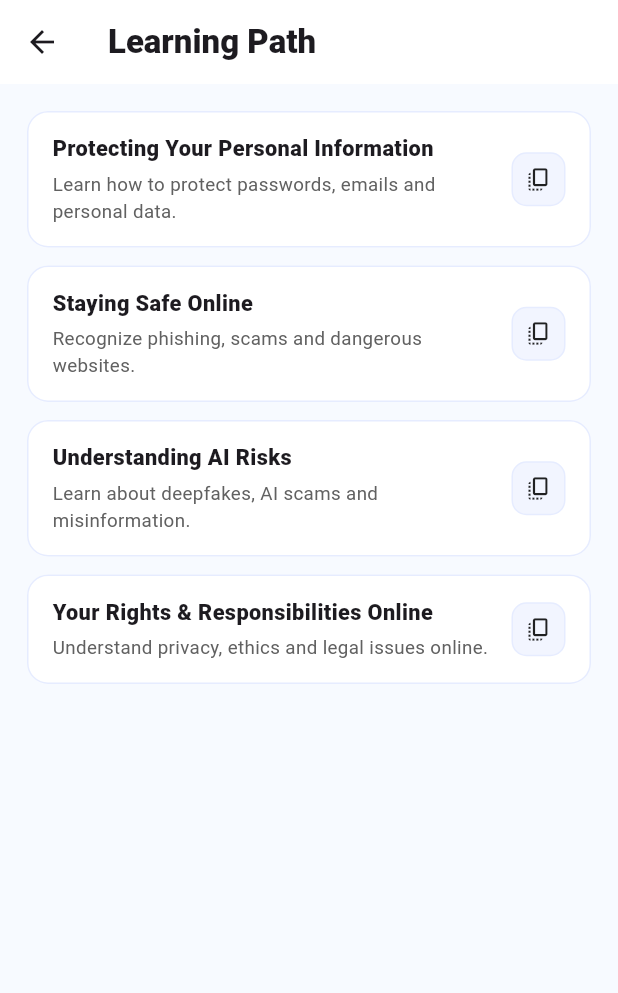
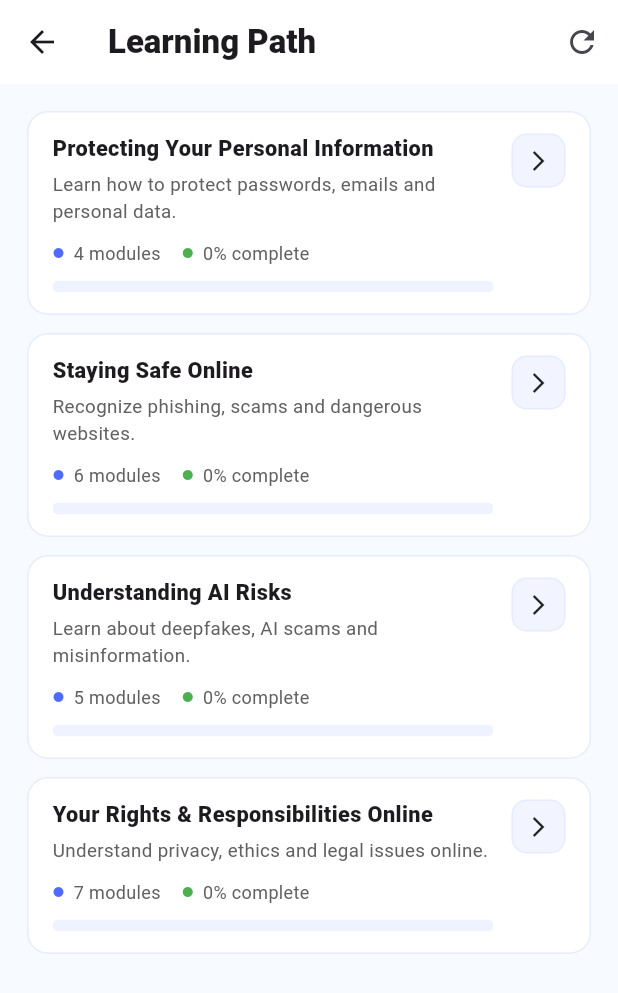
Before and after one commit to JustineJensen/Awareness_app, a Flutter app: the ModulesScreen screen opened by its route, on a phone screen of 412 x 824 dp. Shown: the top 993 px of the screen. Run offline on Flutter 3.47's test engine with Material 3 defaults, Android fonts, the phone set to English and light mode, and no system bars; our stand-ins replace cloud_firestore, firebase_auth, firebase_core, flutter_bloc; accounts and stored records are empty.

Commit message:
refactoring the code

```diff
--- /dev/null
+++ b/lib/controller/module_controller.dart
@@ -0,0 +1,53 @@
+import 'package:security_awareness_app/model/module_model.dart';
+import 'package:security_awareness_app/repositories/progress_repository.dart';
+
+class ModuleController {
+
+  final ProgressRepository _progressRepository = ProgressRepository();
+
+  List<ModuleModel> modules = [
+    ModuleModel(
+      id: 'infosec',
+      title: 'Protecting Your Personal Information',
+      subtitle: 'Learn to identify and avoid phishing scams.',
+      modules: 4,
+      route: '/modules/phishing',
+    ),
+    ModuleModel(
+      id: 'cyber',
+      title: 'Password Security',
+      subtitle: 'Best practices for creating and managing passwords.',
+      modules: 6,
+      route: '/modules/password',
+    ),
+    ModuleModel(
+      id: 'ai',
+      title: 'Social Engineering',
+      subtitle: 'Understand social engineering tactics and how to protect against them.',
+      modules: 5,
+      route: '/modules/social_engineering',
+    ),
+     ModuleModel(
+      id: 'ethics',
+      title: 'Your Rights & Responsibilities Online',
+      subtitle: 'Understand privacy and legal issues online.',
+      modules: 7,
+      route: '/modules/ethics',
+    ),
+  ];
+  Future<List<ModuleModel>> loadProgress(String userId) async {
+    List<ModuleModel> updatedModules = [];
+    for (var module in modules) {
+      double progress = await _progressRepository.getModuleProgress(userId, module.id);
+      updatedModules.add(ModuleModel(
+        id: module.id,
+        title: module.title,
+        subtitle: module.subtitle,
+        modules: module.modules,
+        route: module.route,
+        progress: progress,
+      ));
+    }
+    return updatedModules;
+  }
+}
--- /dev/null
+++ b/lib/model/module_model.dart
@@ -0,0 +1,17 @@
+class ModuleModel {
+  final String id;
+ final String title;
+ final String subtitle;
+  final int modules;
+  final String route;
+   final progress;
+
+  const ModuleModel({
+    required this.id,
+    required this.title,
+    required this.subtitle,
+    required this.modules,
+    required this.route,
+    this.progress= 0.0,
+  });
+}
--- a/lib/views/module_screen.dart
+++ b/lib/views/module_screen.dart
@@ -1,44 +1,80 @@
 import 'package:flutter/material.dart';
+import 'package:firebase_auth/firebase_auth.dart';
+import 'package:security_awareness_app/model/module_model.dart';
+import '../repositories/progress_repository.dart';
 
-class ModulesScreen extends StatelessWidget {
+class ModulesScreen extends StatefulWidget {
   const ModulesScreen({super.key});
 
-  String _routeForCategory(String category) {
-    switch (category) {
-      case 'Protecting Your Personal Information':
-        return '/modules/infosec';
-      case 'Staying Safe Online':
-        return '/modules/cyber';
-      case 'Understanding AI Risks':
-        return '/modules/ai';
-      case 'Your Rights & Responsibilities Online':
-        return '/modules/ethics';
-      default:
-        return '/modules';
+  @override
+  State<ModulesScreen> createState() => _ModulesScreenState();
 }
+
+class _ModulesScreenState extends State<ModulesScreen> {
+  final _progressRepo = ProgressRepository();
+
+
+  final List<ModuleModel> _modules = const [
+    ModuleModel(
+      id: 'infosec',
+      title: 'Protecting Your Personal Information',
+      subtitle: 'Learn how to protect passwords, emails and personal data.',
+      modules: 4,
+      route: '/modules/infosec',
+    ),
+    ModuleModel(
+      id: 'cyber',
+      title: 'Staying Safe Online',
+      subtitle: 'Recognize phishing, scams and dangerous websites.',
+      modules: 6,
+      route: '/modules/cyber',
+    ),
+    ModuleModel(
+      id: 'ai',
+      title: 'Understanding AI Risks',
+      subtitle: 'Learn about deepfakes, AI scams and misinformation.',
+      modules: 5,
+      route: '/modules/ai',
+    ),
+    ModuleModel(
+      id: 'ethics',
+      title: 'Your Rights & Responsibilities Online',
+      subtitle: 'Understand privacy, ethics and legal issues online.',
+      modules: 7,
+      route: '/modules/ethics',
+    ),
+  ];
+
+  late Future<Map<String, double>> _futureProgress;
+
+  @override
+  void initState() {
+    super.initState();
+    _futureProgress = _loadAllProgress();
+  }
+
+  Future<Map<String, double>> _loadAllProgress() async {
+    final user = FirebaseAuth.instance.currentUser;
+    if (user == null) return {};
+
+    final Map<String, double> result = {};
+
+    for (final m in _modules) {
+      final p = await _progressRepo.getModuleProgress(user.uid, m.id);
+      result[m.id] = p;
+    }
+
+    return result;
+  }
+
+  Future<void> _refresh() async {
+    setState(() {
+      _futureProgress = _loadAllProgress();
+    });
   }
 
   @override
   Widget build(BuildContext context) {
-    final cards = const <_SimpleCardData>[
-      _SimpleCardData(
-        title: 'Protecting Your Personal Information',
-        subtitle: 'Learn how to protect passwords, emails and personal data.',
-      ),
-      _SimpleCardData(
-        title: 'Staying Safe Online',
-        subtitle: 'Recognize phishing, scams and dangerous websites.',
-      ),
-      _SimpleCardData(
-        title: 'Understanding AI Risks',
-        subtitle: 'Learn about deepfakes, AI scams and misinformation.',
-      ),
-      _SimpleCardData(
-        title: 'Your Rights & Responsibilities Online',
-        subtitle: 'Understand privacy, ethics and legal issues online.',
-      ),
-    ];
-
     return Scaffold(
       backgroundColor: const Color(0xFFF7FAFF),
       appBar: AppBar(
@@ -48,55 +84,80 @@ class ModulesScreen extends StatelessWidget {
           'Learning Path',
           style: TextStyle(fontWeight: FontWeight.w800),
         ),
+        actions: [
+          IconButton(
+            onPressed: _refresh,
+            icon: const Icon(Icons.refresh),
+            tooltip: 'Refresh progress',
           ),
-      body: Center(
+        ],
+      ),
+      body: FutureBuilder<Map<String, double>>(
+        future: _futureProgress,
+        builder: (context, snapshot) {
+          if (snapshot.connectionState == ConnectionState.waiting) {
+            return const Center(child: CircularProgressIndicator());
+          }
+
+          if (snapshot.hasError) {
+            return Center(
+              child: Text('Error loading progress: ${snapshot.error}'),
+            );
+          }
+
+          final progressMap = snapshot.data ?? {};
+
+          return Center(
             child: ConstrainedBox(
               constraints: const BoxConstraints(maxWidth: 900),
               child: ListView.separated(
                 padding: const EdgeInsets.all(18),
-            itemCount: cards.length,
+                itemCount: _modules.length,
                 separatorBuilder: (_, __) => const SizedBox(height: 12),
                 itemBuilder: (context, i) {
-              final item = cards[i];
+                  final item = _modules[i];
+                  final progress = progressMap[item.id] ?? 0.0;
+
                   return _SimpleCategoryCard(
                     title: item.title,
                     subtitle: item.subtitle,
-                onTap: () {
-                  final route = _routeForCategory(item.title);
-                  Navigator.pushNamed(context, route);
+                    progress: progress,
+                    modules: item.modules,
+                    onTap: () async {
+                      await Navigator.pushNamed(context, item.route);
+                      // refresh when coming back (so progress updates)
+                      await _refresh();
                     },
                   );
                 },
               ),
             ),
+          );
+        },
       ),
     );
   }
 }
 
-class _SimpleCardData {
-  final String title;
-  final String subtitle;
-
-  const _SimpleCardData({
-    required this.title,
-    required this.subtitle,
-  });
-}
-
 class _SimpleCategoryCard extends StatelessWidget {
   final String title;
   final String subtitle;
+  final double progress;
+  final int modules;
   final VoidCallback onTap;
 
   const _SimpleCategoryCard({
     required this.title,
     required this.subtitle,
+    required this.progress,
+    required this.modules,
     required this.onTap,
   });
 
   @override
   Widget build(BuildContext context) {
+    final pct = (progress * 100).round().clamp(0, 100);
+
     return Material(
       color: Colors.white,
       borderRadius: BorderRadius.circular(14),
@@ -110,6 +171,7 @@ class _SimpleCategoryCard extends StatelessWidget {
             border: Border.all(color: const Color(0xFFE6ECFF)),
           ),
           child: Row(
+            crossAxisAlignment: CrossAxisAlignment.start,
             children: [
               Expanded(
                 child: Column(
@@ -130,6 +192,36 @@ class _SimpleCategoryCard extends StatelessWidget {
                         fontSize: 12.5,
                       ),
                     ),
+                    const SizedBox(height: 10),
+                    Row(
+                      children: [
+                        const Icon(Icons.circle, size: 8, color: Color(0xFF4F6BFF)),
+                        const SizedBox(width: 6),
+                        Text(
+                          '$modules modules',
+                          style: TextStyle(color: Colors.grey.shade700, fontSize: 12),
+                        ),
+                        const SizedBox(width: 14),
+                        const Icon(Icons.circle, size: 8, color: Colors.green),
+                        const SizedBox(width: 6),
+                        Text(
+                          '$pct% complete',
+                          style: TextStyle(color: Colors.grey.shade700, fontSize: 12),
+                        ),
+                      ],
+                    ),
+                    const SizedBox(height: 10),
+                    ClipRRect(
+                      borderRadius: BorderRadius.circular(999),
+                      child: LinearProgressIndicator(
+                        value: progress.clamp(0.0, 1.0),
+                        minHeight: 8,
+                        backgroundColor: const Color(0xFFEFF2FF),
+                        valueColor: const AlwaysStoppedAnimation<Color>(
+                          Color(0xFF4F6BFF),
+                        ),
+                      ),
+                    ),
                   ],
                 ),
               ),
@@ -142,7 +234,7 @@ class _SimpleCategoryCard extends StatelessWidget {
                   borderRadius: BorderRadius.circular(10),
                   border: Border.all(color: const Color(0xFFE6ECFF)),
                 ),
-                child: const Icon(Icons.copy_all_outlined, size: 18),
+                child: const Icon(Icons.arrow_forward_ios, size: 16),
               ),
             ],
           ),
--- a/pubspec.yaml
+++ b/pubspec.yaml
@@ -38,6 +38,7 @@ dependencies:
   firebase_auth: ^6.1.4
   cloud_firestore: ^6.1.2
   flutter_bloc: ^9.1.1
+  shared_preferences: ^2.2.3
 
 dev_dependencies:
   flutter_test:
```
Also changed, not shown: lib/repositories/progress_repository.dart (added, +52 -0 lines), lib/core/contains.dart (added), lib/core/routes.dart (added), lib/repositories/auth_repository.dart (renamed from lib/auth/auth_repository.dart), lib/widgets/category_card.dart (added). Lines whose indentation alone changed are shown as unchanged.
